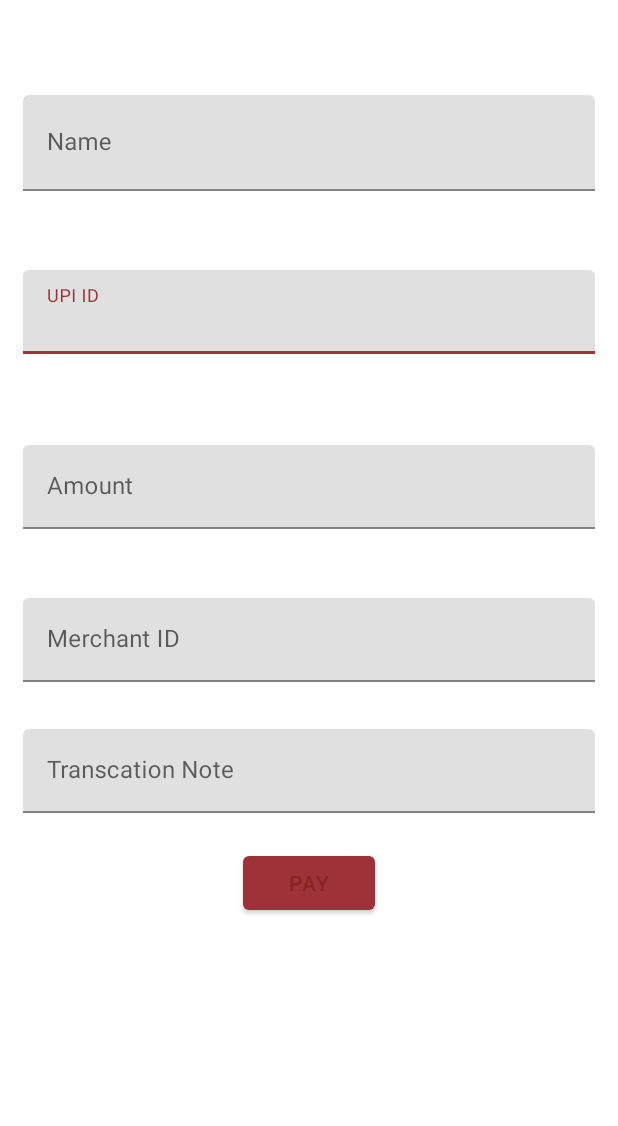
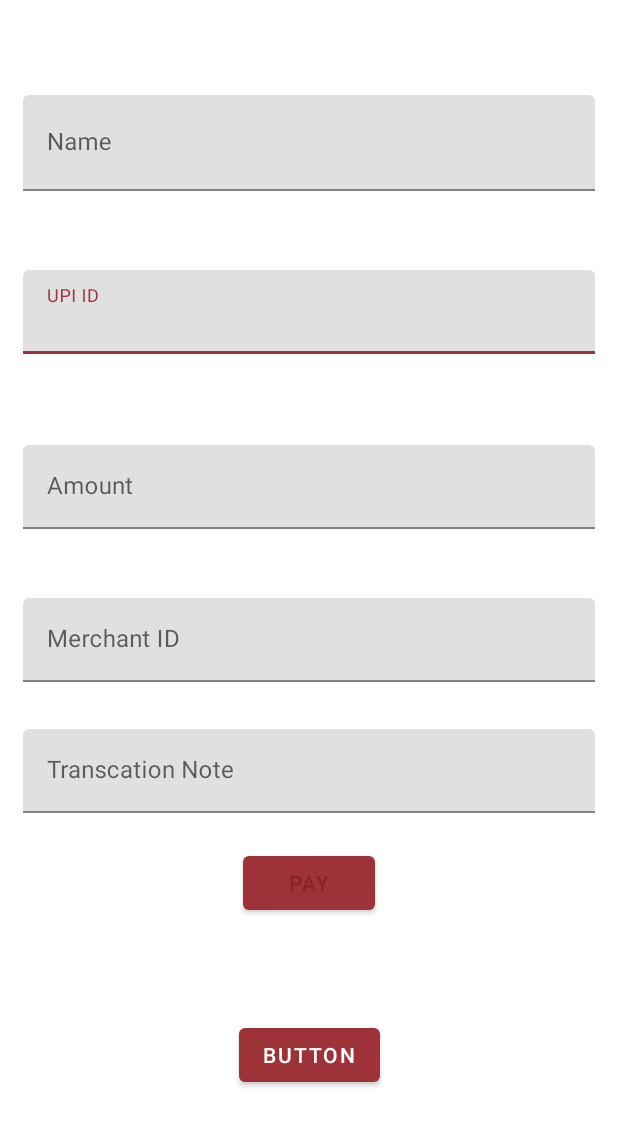
Before and after one commit to SDOS2020/Team_5, an Android app: the layout fragment_home.xml on its own in the app's theme, with its tools: preview values and no code run, on a phone screen of 412 x 824 dp. Shown: the top 1126 px of the screen. Run offline under Robolectric (Android 15) with nearby library versions, the phone set to English and light mode, and no system bars.

Commit message:
Feat: QR Code Scanner

```diff
--- a/app/build.gradle
+++ b/app/build.gradle
@@ -36,8 +36,12 @@ android {
 }
 
 dependencies {
-
+    //UPI Payment Library
     implementation 'com.shreyaspatil:EasyUpiPayment:3.0.1'
+    //Google Vision Library
+    implementation 'com.google.android.gms:play-services-vision:15.0.2'
+//    implementation 'com.github.maayyaannkk:Scanner:1.0.0'
+    implementation 'me.sudar:zxing-orient:2.1.1@aar'
     implementation 'androidx.appcompat:appcompat:1.2.0'
     implementation 'com.google.android.material:material:1.2.1'
     implementation 'androidx.constraintlayout:constraintlayout:2.0.2'
--- a/app/src/main/AndroidManifest.xml
+++ b/app/src/main/AndroidManifest.xml
@@ -1,6 +1,9 @@
 <?xml version="1.0" encoding="utf-8"?>
 <manifest xmlns:android="http://schemas.android.com/apk/res/android"
     package="org.emberon.winscan">
+
+    <uses-permission android:name="android.permission.CAMERA" />
+    <uses-permission android:name="android.permission.VIBRATE" />
 
     <application
         android:name=".WinCashApp"
--- a/app/src/main/res/layout/fragment_home.xml
+++ b/app/src/main/res/layout/fragment_home.xml
@@ -119,4 +119,14 @@
             android:layout_height="wrap_content"
             android:hint="Merchant ID" />
     </com.google.android.material.textfield.TextInputLayout>
+
+    <Button
+        android:id="@+id/button_QR"
+        android:layout_width="wrap_content"
+        android:layout_height="wrap_content"
+        android:text="Button"
+        app:layout_constraintBottom_toBottomOf="parent"
+        app:layout_constraintEnd_toEndOf="parent"
+        app:layout_constraintStart_toStartOf="parent"
+        app:layout_constraintTop_toBottomOf="@+id/text_home" />
 </androidx.constraintlayout.widget.ConstraintLayout>
```
Also changed, not shown: app/src/main/java/org/emberon/winscan/home/ui/HomeFragment.java (+27 -0 lines), app/src/main/java/org/emberon/winscan/notifications/NotificationsFragment.java (+82 -1 lines), app/src/main/res/layout/fragment_notifications.xml (+23 -4 lines).
